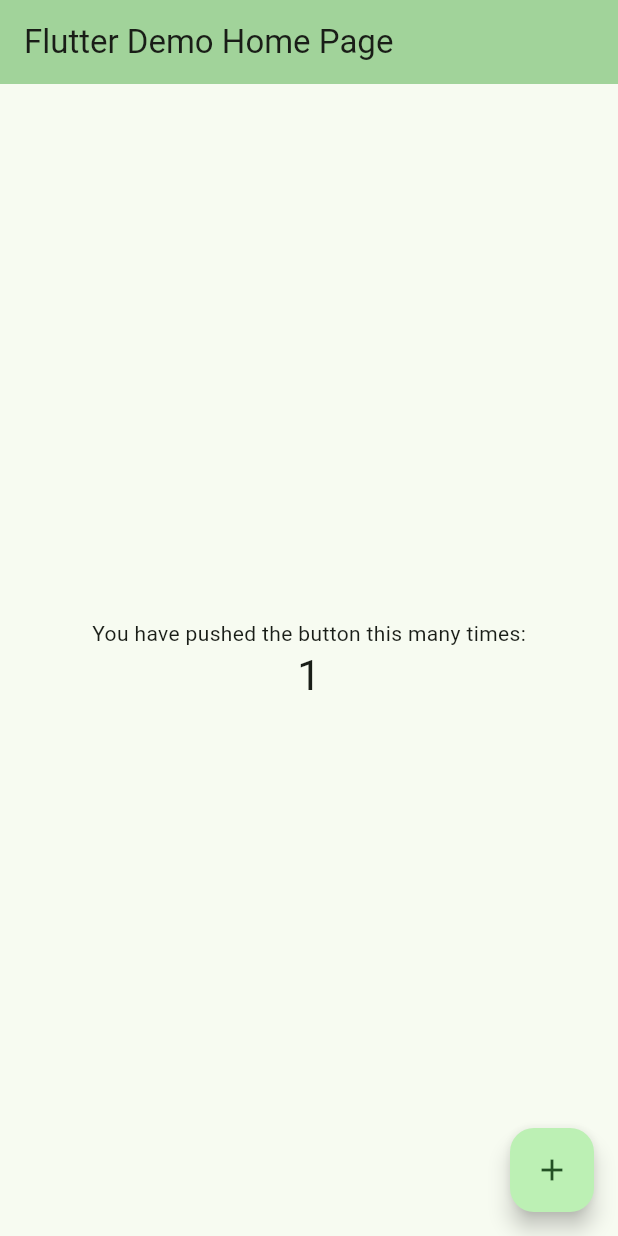
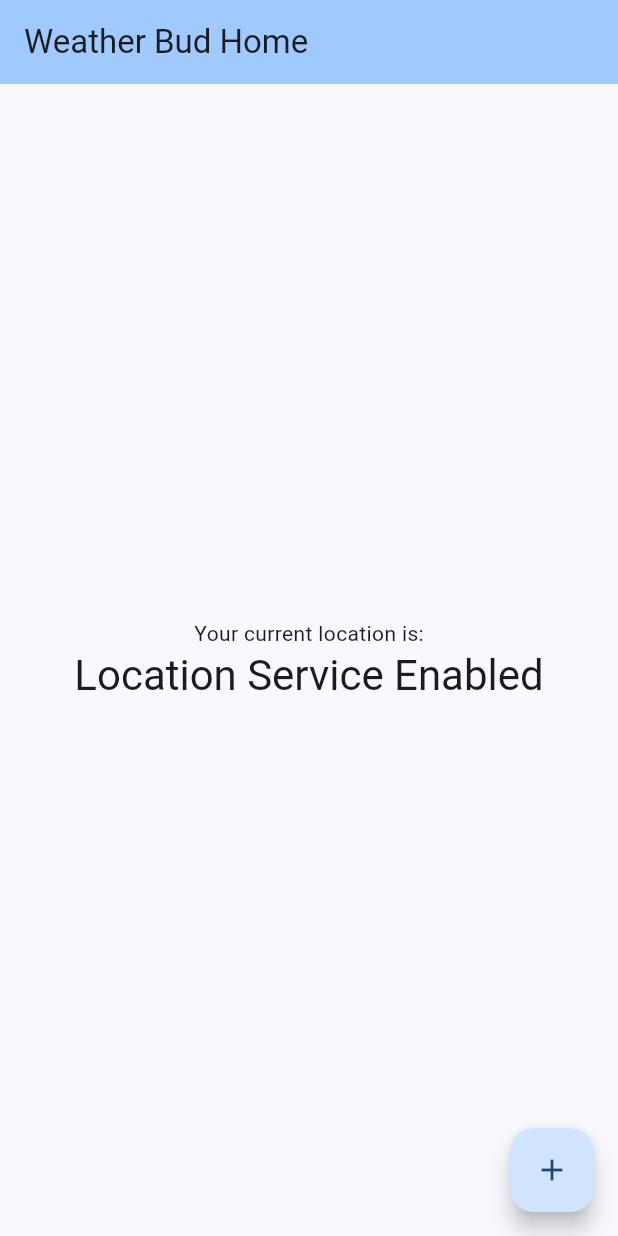
Before and after one commit to SDAxium/weather-bud, a Flutter app: the screen it shows after launch, after a tap on the "add" icon, on a phone screen of 412 x 824 dp. Run offline on Flutter 3.47's test engine with Material 3 defaults, Android fonts, the phone set to English and light mode, and no system bars; our stand-ins replace geolocator.

Commit message:
location services
changed base template to display long/lat when '+' button is pressed.

removed android folder

updated readme

```diff
--- a/lib/main.dart
+++ b/lib/main.dart
@@ -1,4 +1,9 @@
 import 'package:flutter/material.dart';
+import 'package:geolocator/geolocator.dart';
+import 'Services/services.dart' as services;
+
+/// The current position of the device.
+Position? currentPosition;
 
 void main() {
   runApp(const MyApp());
@@ -15,12 +20,8 @@ class MyApp extends StatelessWidget {
       theme: ThemeData(
         // This is the theme of your application.
         //
-        // TRY THIS: Try running your application with "flutter run". You'll see
-        // the application has a purple toolbar. Then, without quitting the app,
-        // try changing the seedColor in the colorScheme below to Colors.green
-        // and then invoke "hot reload" (save your changes or press the "hot
-        // reload" button in a Flutter-supported IDE, or press "r" if you used
-        // the command line to start the app).
+        // r - hot reload
+        // R - hot restart
         //
         // Notice that the counter didn't reset back to zero; the application
         // state is not lost during the reload. To reset the state, use hot
@@ -28,9 +29,9 @@ class MyApp extends StatelessWidget {
         //
         // This works for code too, not just values: Most code changes can be
         // tested with just a hot reload.
-        colorScheme: ColorScheme.fromSeed(seedColor: Colors.green),
+        colorScheme: ColorScheme.fromSeed(seedColor: Colors.blue),
       ),
-      home: const MyHomePage(title: 'Flutter Demo Home Page'),
+      home: const MyHomePage(title: 'Weather Bud Home'),
     );
   }
 }
@@ -54,17 +55,43 @@ class MyHomePage extends StatefulWidget {
 }
 
 class _MyHomePageState extends State<MyHomePage> {
-  int _counter = 0;
+  String message = 'No Location Available';
 
-  void _incrementCounter() {
-    setState(() {
-      // This call to setState tells the Flutter framework that something has
-      // changed in this State, which causes it to rerun the build method below
-      // so that the display can reflect the updated values. If we changed
-      // _counter without calling setState(), then the build method would not be
-      // called again, and so nothing would appear to happen.
-      _counter++;
-    });
+  /// Mamadou Memo: All this does is get the current location of the device. I ended up fighting it for a lot
+  /// longer than I should have because I had location permissions off for everything on my laptop.
+  /// I don't know when I did that. Other apps still got my location fine. It's ok. Time for the next part.
+  Future<void> _getCurrentPosition() async {
+    try {
+      bool locationEnabled = await Geolocator.isLocationServiceEnabled();
+      if (!locationEnabled) {
+        message = "Location Service Disabled";
+        return;
+      } else {
+        message = "Location Service Enabled";
+      }
+
+      LocationPermission permission = await Geolocator.checkPermission();
+      if (permission == LocationPermission.denied) {
+        message = "Permission denied. Requesting Permission";
+        permission = await Geolocator.requestPermission();
+        if (permission == LocationPermission.denied) {
+          message = "Permission still denied.";
+          return;
+        }
+      }
+      if (permission == LocationPermission.deniedForever) {
+        message = "Permission denied forever";
+        Future.delayed(
+          const Duration(milliseconds: 1500),
+          () => Geolocator.openAppSettings(),
+        );
+        return;
+      }
+      final position = await Geolocator.getCurrentPosition();
+      message = "Lat: ${position.latitude} / Long: ${position.longitude}";
+    } finally {
+      setState(() {});
+    }
   }
 
   @override
@@ -104,16 +131,13 @@ class _MyHomePageState extends State<MyHomePage> {
           // wireframe for each widget.
           mainAxisAlignment: MainAxisAlignment.center,
           children: <Widget>[
-            const Text('You have pushed the button this many times:'),
-            Text(
-              '$_counter',
-              style: Theme.of(context).textTheme.headlineMedium,
-            ),
+            const Text('Your current location is:'),
+            Text(message, style: Theme.of(context).textTheme.headlineMedium),
           ],
         ),
       ),
       floatingActionButton: FloatingActionButton(
-        onPressed: _incrementCounter,
+        onPressed: _getCurrentPosition,
         tooltip: 'Increment',
         child: const Icon(Icons.add),
       ), // This trailing comma makes auto-formatting nicer for build methods.
--- a/pubspec.yaml
+++ b/pubspec.yaml
@@ -34,6 +34,8 @@ dependencies:
   # The following adds the Cupertino Icons font to your application.
   # Use with the CupertinoIcons class for iOS style icons.
   cupertino_icons: ^1.0.8
+  geolocator: ^13.0.3
+  http: ^1.3.0
 
 dev_dependencies:
   flutter_test:
```
Also changed, not shown: lib/Model/weather_model.dart (added, +74 -0 lines), lib/Services/services.dart (added, +22 -0 lines), pubspec.lock, 22 other files.
